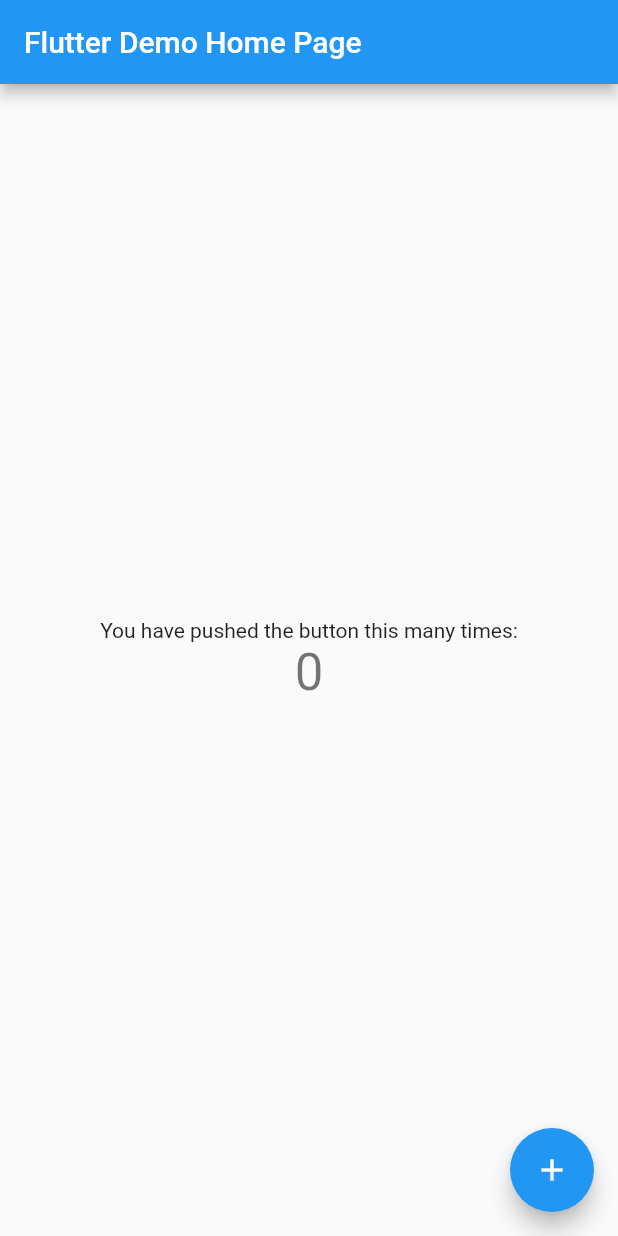
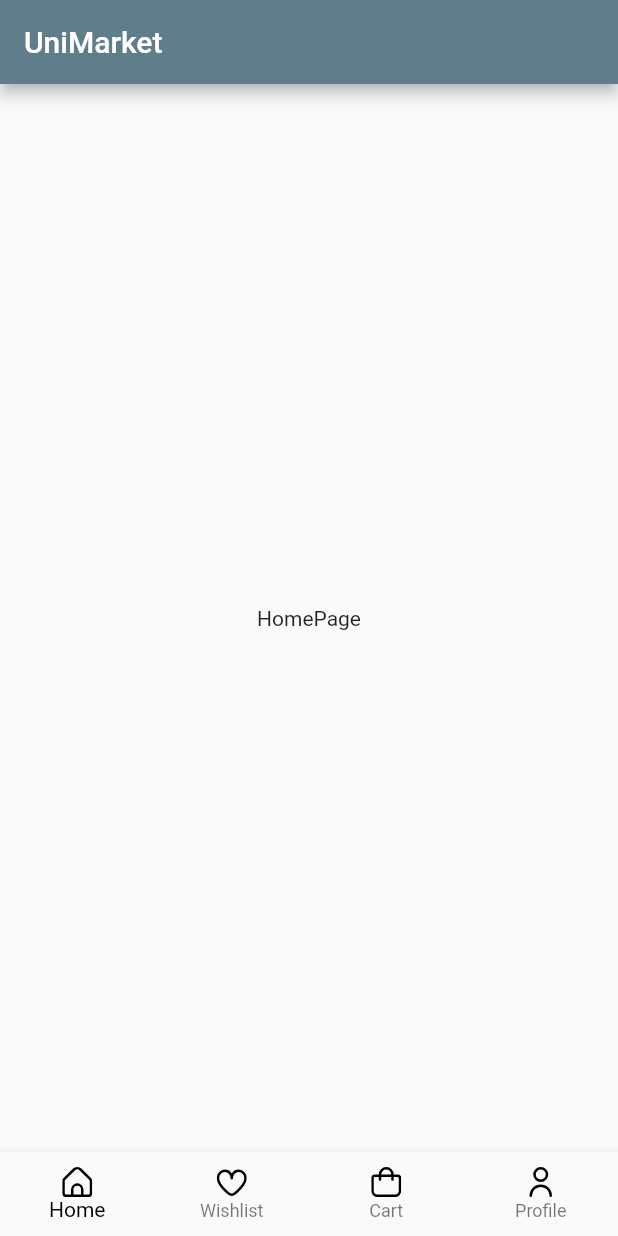
Before and after one commit to geniusvale/unimarket, a Flutter app: the screen it shows after launch, on a phone screen of 412 x 824 dp. Run offline on Flutter 3.47's test engine with Material 2 defaults, Android fonts, the phone set to English and light mode, and no system bars; our stand-ins replace flutter_svg.

Commit message:
initialize folder and homescreen

```diff
--- a/lib/main.dart
+++ b/lib/main.dart
@@ -1,115 +1,24 @@
 import 'package:flutter/material.dart';
 
+import 'screens/homepage.dart';
+
 void main() {
-  runApp(const MyApp());
+  runApp(
+    const MyApp(),
+  );
 }
 
 class MyApp extends StatelessWidget {
   const MyApp({Key? key}) : super(key: key);
-
-  // This widget is the root of your application.
   @override
   Widget build(BuildContext context) {
     return MaterialApp(
-      title: 'Flutter Demo',
+      debugShowCheckedModeBanner: false,
+      title: 'UniMarket',
       theme: ThemeData(
-        // This is the theme of your application.
-        //
-        // Try running your application with "flutter run". You'll see the
-        // application has a blue toolbar. Then, without quitting the app, try
-        // changing the primarySwatch below to Colors.green and then invoke
-        // "hot reload" (press "r" in the console where you ran "flutter run",
-        // or simply save your changes to "hot reload" in a Flutter IDE).
-        // Notice that the counter didn't reset back to zero; the application
-        // is not restarted.
-        primarySwatch: Colors.blue,
+        primarySwatch: Colors.blueGrey,
       ),
-      home: const MyHomePage(title: 'Flutter Demo Home Page'),
+      home: const HomePage(),
     );
   }
 }
-
-class MyHomePage extends StatefulWidget {
-  const MyHomePage({Key? key, required this.title}) : super(key: key);
-
-  // This widget is the home page of your application. It is stateful, meaning
-  // that it has a State object (defined below) that contains fields that affect
-  // how it looks.
-
-  // This class is the configuration for the state. It holds the values (in this
-  // case the title) provided by the parent (in this case the App widget) and
-  // used by the build method of the State. Fields in a Widget subclass are
-  // always marked "final".
-
-  final String title;
-
-  @override
-  State<MyHomePage> createState() => _MyHomePageState();
-}
-
-class _MyHomePageState extends State<MyHomePage> {
-  int _counter = 0;
-
-  void _incrementCounter() {
-    setState(() {
-      // This call to setState tells the Flutter framework that something has
-      // changed in this State, which causes it to rerun the build method below
-      // so that the display can reflect the updated values. If we changed
-      // _counter without calling setState(), then the build method would not be
-      // called again, and so nothing would appear to happen.
-      _counter++;
-    });
-  }
-
-  @override
-  Widget build(BuildContext context) {
-    // This method is rerun every time setState is called, for instance as done
-    // by the _incrementCounter method above.
-    //
-    // The Flutter framework has been optimized to make rerunning build methods
-    // fast, so that you can just rebuild anything that needs updating rather
-    // than having to individually change instances of widgets.
-    return Scaffold(
-      appBar: AppBar(
-        // Here we take the value from the MyHomePage object that was created by
-        // the App.build method, and use it to set our appbar title.
-        title: Text(widget.title),
-      ),
-      body: Center(
-        // Center is a layout widget. It takes a single child and positions it
-        // in the middle of the parent.
-        child: Column(
-          // Column is also a layout widget. It takes a list of children and
-          // arranges them vertically. By default, it sizes itself to fit its
-          // children horizontally, and tries to be as tall as its parent.
-          //
-          // Invoke "debug painting" (press "p" in the console, choose the
-          // "Toggle Debug Paint" action from the Flutter Inspector in Android
-          // Studio, or the "Toggle Debug Paint" command in Visual Studio Code)
-          // to see the wireframe for each widget.
-          //
-          // Column has various properties to control how it sizes itself and
-          // how it positions its children. Here we use mainAxisAlignment to
-          // center the children vertically; the main axis here is the vertical
-          // axis because Columns are vertical (the cross axis would be
-          // horizontal).
-          mainAxisAlignment: MainAxisAlignment.center,
-          children: <Widget>[
-            const Text(
-              'You have pushed the button this many times:',
-            ),
-            Text(
-              '$_counter',
-              style: Theme.of(context).textTheme.headline4,
-            ),
-          ],
-        ),
-      ),
-      floatingActionButton: FloatingActionButton(
-        onPressed: _incrementCounter,
-        tooltip: 'Increment',
-        child: const Icon(Icons.add),
-      ), // This trailing comma makes auto-formatting nicer for build methods.
-    );
-  }
-}
--- /dev/null
+++ b/lib/screens/homepage.dart
@@ -0,0 +1,61 @@
+import 'package:flutter/material.dart';
+import 'package:flutter_svg/flutter_svg.dart';
+
+class HomePage extends StatefulWidget {
+  const HomePage({Key? key}) : super(key: key);
+
+  @override
+  State<HomePage> createState() => _HomePageState();
+}
+
+class _HomePageState extends State<HomePage> {
+  @override
+  Widget build(BuildContext context) {
+    return Scaffold(
+      appBar: AppBar(
+        title: const Text('UniMarket'),
+      ),
+      body: Column(
+        mainAxisAlignment: MainAxisAlignment.center,
+        children: const [
+          Center(child: Text('HomePage')),
+        ],
+      ),
+      bottomNavigationBar: BottomNavigationBar(
+        fixedColor: Colors.black,
+        type: BottomNavigationBarType.fixed,
+        items: [
+          BottomNavigationBarItem(
+              icon: SvgPicture.asset(
+                'assets/icons/home.svg',
+                width: 20,
+                height: 20,
+              ),
+              label: 'Home'),
+          BottomNavigationBarItem(
+              icon: SvgPicture.asset(
+                'assets/icons/heart.svg',
+                width: 20,
+                height: 20,
+              ),
+              label: 'Wishlist'),
+          BottomNavigationBarItem(
+              icon: SvgPicture.asset(
+                'assets/icons/shopping-bag.svg',
+                width: 20,
+                height: 20,
+              ),
+              label: 'Cart'),
+          BottomNavigationBarItem(
+            icon: SvgPicture.asset(
+              'assets/icons/user.svg',
+              width: 20,
+              height: 20,
+            ),
+            label: 'Profile',
+          ),
+        ],
+      ),
+    );
+  }
+}
--- /dev/null
+++ b/lib/screens/profile.dart
@@ -0,0 +1,15 @@
+import 'package:flutter/material.dart';
+
+class Profile extends StatefulWidget {
+  const Profile({Key? key}) : super(key: key);
+
+  @override
+  State<Profile> createState() => _ProfileState();
+}
+
+class _ProfileState extends State<Profile> {
+  @override
+  Widget build(BuildContext context) {
+    return const Placeholder();
+  }
+}
```
Also changed, not shown: pubspec.yaml (+8 -2 lines), assets/icons/heart.svg (added), assets/icons/home.svg (added), assets/icons/shopping-bag.svg (added), assets/icons/user.svg (added), lib/screens/auth/login.dart (added), lib/screens/auth/register.dart (added), pubspec.lock, 3 other files.
